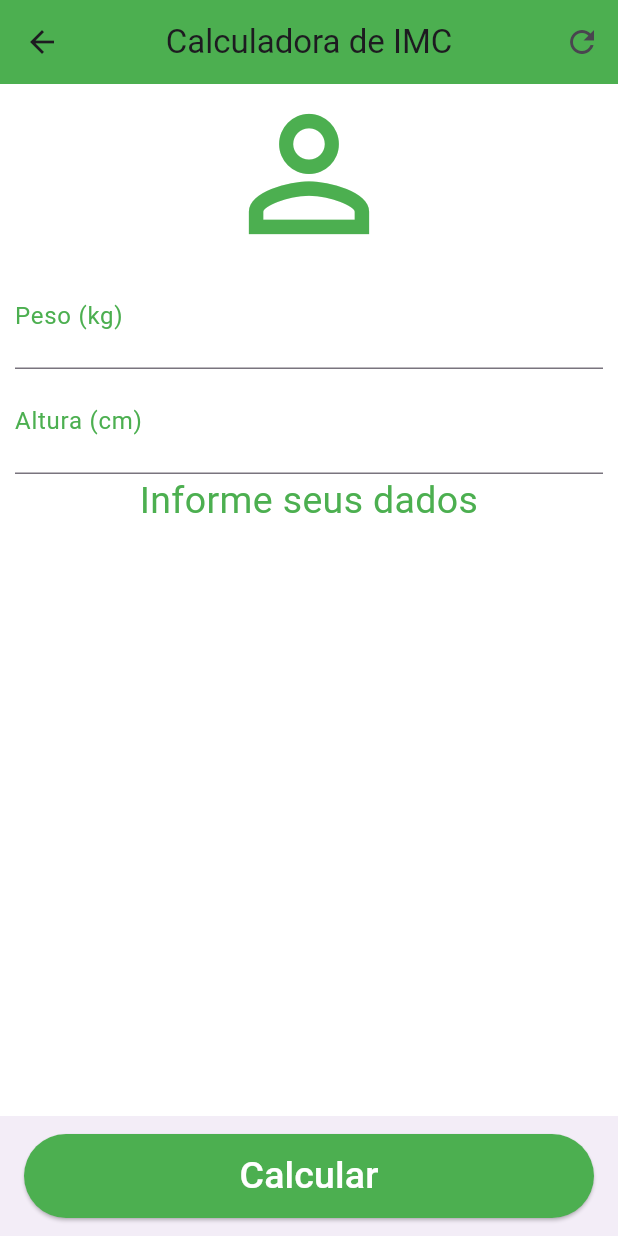
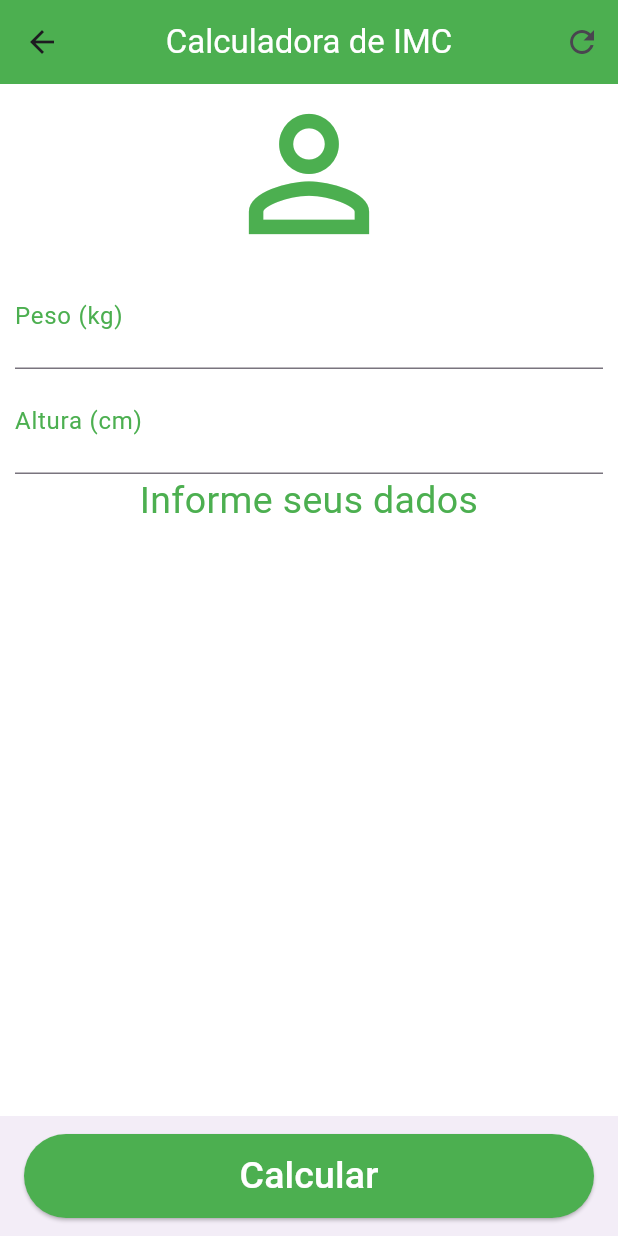
Before and after one commit to pedrwsxd/flutter-senac, a Flutter app: the screen it shows after launch, in the side drawer, after a tap on "Calculadora IMC", on a phone screen of 412 x 824 dp. Run offline on Flutter 3.47's test engine with Material 3 defaults, Android fonts, the phone set to English and light mode, and no system bars; drawn by our look-alikes of animated_text_kit; Roboto replaces fonts that are missing (Horizon).

Commit message:
Atualização do aplicativo IMC

```diff
--- a/app_imc/lib/main.dart
+++ b/app_imc/lib/main.dart
@@ -60,7 +60,7 @@ class _HomeState extends State<Home> {
   Widget build(BuildContext context) {
     return Scaffold(
       appBar: AppBar(
-        title: const Text('Calculadora de IMC'),
+        title: const Text('Calculadora de IMC', style: TextStyle(color: Colors.white),),
         centerTitle: true,
         backgroundColor: Colors.green,
         actions: [
--- a/app_imc/lib/page/menu.dart
+++ b/app_imc/lib/page/menu.dart
@@ -24,7 +24,7 @@ class Opcoes extends StatelessWidget {
               decoration: BoxDecoration(
                 color: Colors.green,
               ),
-              child: Text('Menu'),
+              child: Text('Menu', style: TextStyle(color: Colors.white),),
             ),
             ListTile(
               leading: Icon(Icons.calculate, color: Colors.green,),
--- a/app_imc/lib/page/sobre.dart
+++ b/app_imc/lib/page/sobre.dart
@@ -7,7 +7,7 @@ class Sobre extends StatelessWidget {
   Widget build(BuildContext context) {
     return Scaffold(
       appBar: AppBar(
-        title: const Text('Sobre App'),
+        title: const Text('Sobre App', style: TextStyle(color: Colors.white),),
         backgroundColor: Colors.green,
         centerTitle: true,
       ),
--- a/app_imc/pubspec.yaml
+++ b/app_imc/pubspec.yaml
@@ -60,8 +60,8 @@ flutter:
   uses-material-design: true
 
   # To add assets to your application, add an assets section, like this:
-  assets:
-    - images/8549530.jpg
+  # assets:
+  #  - images/8549530.jpg
 
 
   # An image asset can refer to one or more resolution-specific "variants", see
```
